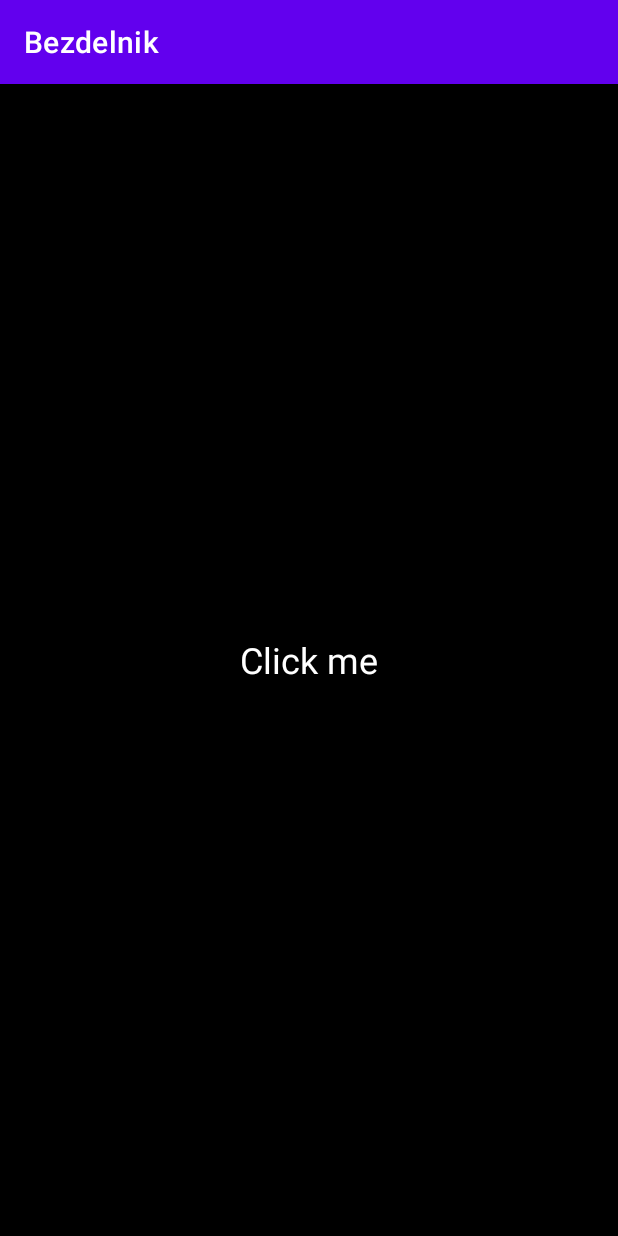
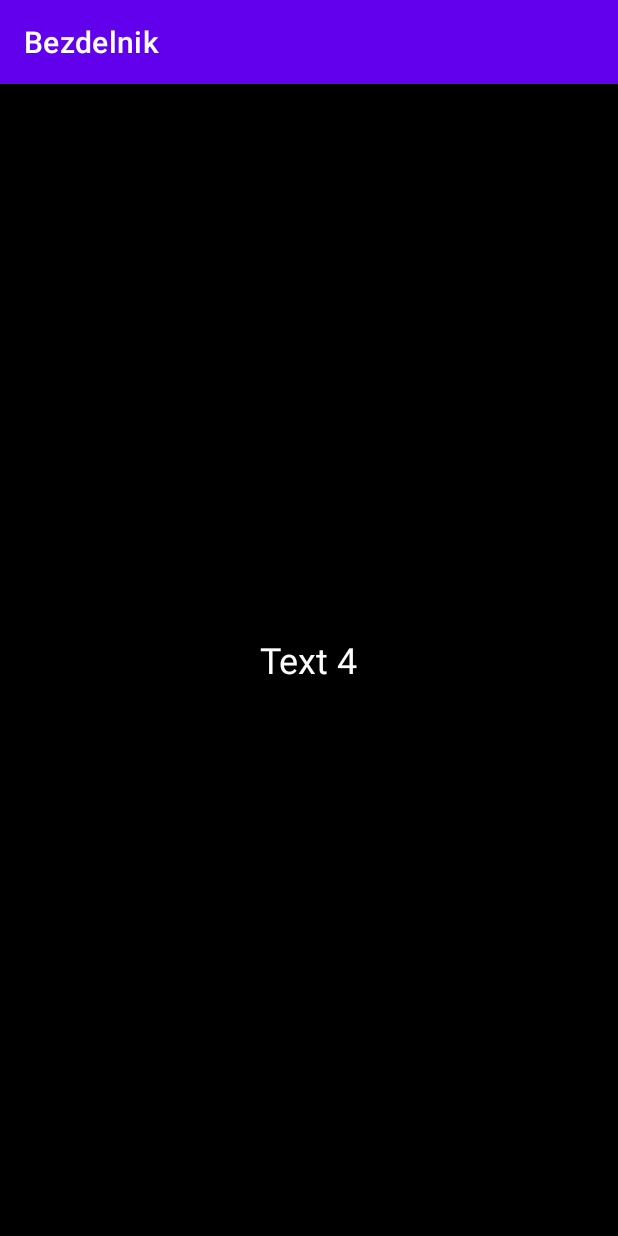
Before and after one commit to kuchumof/Bezdelnik, an Android app: the screen it shows after launch (MainActivity), on a phone screen of 412 x 824 dp. Run offline under Robolectric (Android 15) with nearby library versions, the phone set to English and light mode, and no system bars.

Commit message:
add in MainActivity.java ArrayList

```diff
--- a/app/src/main/java/com/example/bezdelnik/MainActivity.java
+++ b/app/src/main/java/com/example/bezdelnik/MainActivity.java
@@ -3,12 +3,28 @@ package com.example.bezdelnik;
 import androidx.appcompat.app.AppCompatActivity;
 
 import android.os.Bundle;
+import android.widget.TextView;
+
+import java.util.ArrayList;
 
 public class MainActivity extends AppCompatActivity {
+
+    TextView mainText;
 
     @Override
     protected void onCreate(Bundle savedInstanceState) {
         super.onCreate(savedInstanceState);
         setContentView(R.layout.activity_main);
+
+        mainText = findViewById(R.id.main_text);
+
+        ArrayList arrayList = new ArrayList();
+        arrayList.add("Text 1");
+        arrayList.add("Text 2");
+        arrayList.add("Text 3");
+        arrayList.add("Text 4");
+        arrayList.add("Text 5");
+
+        mainText.setText(""+arrayList.get(3));
     }
 }
```
